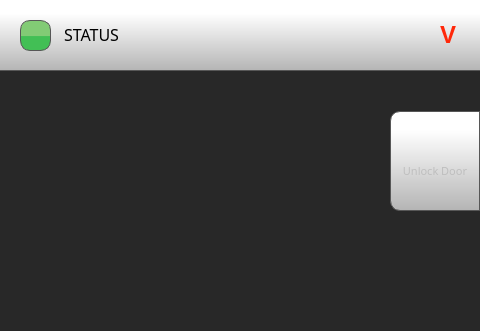
Before: the Qt Designer form octoprint_Volterra400DualTouchUI/mainGUI_volterra_400_dual.ui in FracktalWorks/Volterra400DualTouchUI, drawn with Qt 5; both pictures show x 0 to 480 and y 0 to 331 of the 480 by 800 pixel window.
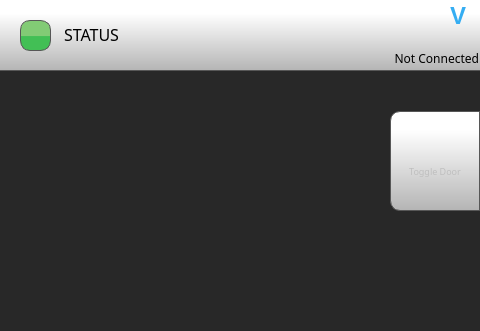
After: the same form once the commit is applied. The open tabs and pages were chosen to show the change. Icons and pictures are not drawn.

Diff of the .ui file:
```diff
--- a/octoprint_Volterra400DualTouchUI/mainGUI_volterra_400_dual.ui
+++ b/octoprint_Volterra400DualTouchUI/mainGUI_volterra_400_dual.ui
@@ -1714,8 +1714,8 @@
       </property>
       <property name="font">
        <font>
-        <family>Gotham Light</family>
-        <pointsize>8</pointsize>
+        <family>Gotham</family>
+        <pointsize>7</pointsize>
        </font>
       </property>
       <property name="styleSheet">
@@ -1746,7 +1746,7 @@
 }</string>
       </property>
       <property name="text">
-       <string>Unlock Door</string>
+       <string>Toggle Door</string>
       </property>
       <property name="icon">
        <iconset>
@@ -1804,10 +1804,10 @@
       </property>
       <property name="geometry">
        <rect>
-        <x>440</x>
-        <y>4</y>
-        <width>41</width>
-        <height>61</height>
+        <x>450</x>
+        <y>0</y>
+        <width>21</width>
+        <height>31</height>
        </rect>
       </property>
       <property name="font">
@@ -1820,9 +1820,10 @@
       <property name="styleSheet">
        <string notr="true">
 background-color: rgba(255, 255, 255, 0);
-color: rgb(255, 40, 10);
+color:  qlineargradient(spread:pad, x1:0.517, y1:0, x2:0.522, y2:0, stop:0.0336134 rgba(74, 183, 255, 255), stop:1 rgba(53, 173, 242, 255));;
 font-size: 18pt;
-font-weight: bold;</string>
+font-weight: bold;
+</string>
       </property>
       <property name="text">
        <string>V</string>
@@ -1837,6 +1838,42 @@
        <bool>true</bool>
       </property>
      </widget>
+     <widget class="QLabel" name="ipStatus">
+      <property name="geometry">
+       <rect>
+        <x>348</x>
+        <y>50</y>
+        <width>131</width>
+        <height>20</height>
+       </rect>
+      </property>
+      <property name="font">
+       <font>
+        <family>Gotham</family>
+        <pointsize>9</pointsize>
+        <weight>50</weight>
+        <bold>false</bold>
+        <underline>false</underline>
+        <strikeout>false</strikeout>
+       </font>
+      </property>
+      <property name="styleSheet">
+       <string notr="true">
+background-color: rgba(255, 255, 255, 0);</string>
+      </property>
+      <property name="text">
+       <string>Not Connected</string>
+      </property>
+      <property name="scaledContents">
+       <bool>true</bool>
+      </property>
+      <property name="alignment">
+       <set>Qt::AlignRight|Qt::AlignTop|Qt::AlignTrailing</set>
+      </property>
+      <property name="wordWrap">
+       <bool>true</bool>
+      </property>
+     </widget>
      <zorder>timeLeftLabel</zorder>
      <zorder>printPreviewMain</zorder>
      <zorder>statusBar</zorder>
@@ -1883,6 +1920,7 @@
      <zorder>line_8</zorder>
      <zorder>line_9</zorder>
      <zorder>virtualPrinterMode</zorder>
+     <zorder>ipStatus</zorder>
     </widget>
     <widget class="QWidget" name="MenuPage">
      <widget class="QPushButton" name="menuBackButton">
```
